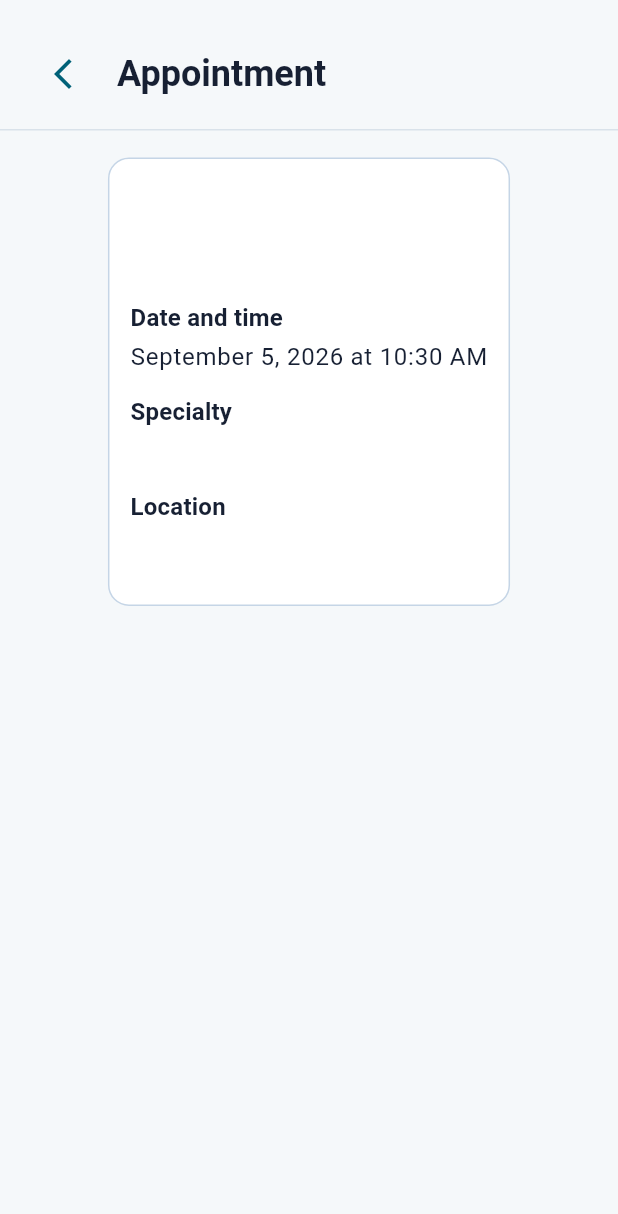
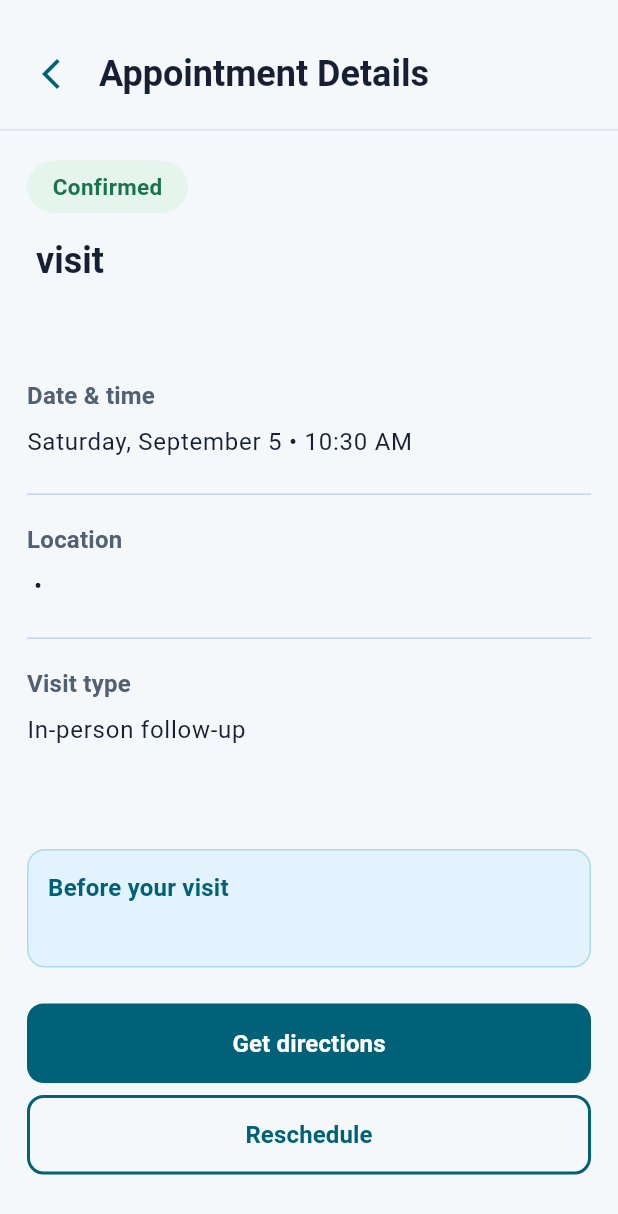
Before and after one commit to jayrahim/swen-661-clearview, a Flutter app: the AppointmentDetailScreen screen opened directly with empty values, on a phone screen of 412 x 824 dp. Shown: the top 1214 px of the screen. Run offline on Flutter 3.47's test engine with Material 3 defaults, Android fonts, the phone set to English and light mode, and no system bars; our stand-ins replace flutter_riverpod; Roboto replaces fonts that are missing (Arial).

Commit message:
feat(appointments): add list and detail workflow

```diff
--- a/flutter/lib/models/appointment.dart
+++ b/flutter/lib/models/appointment.dart
@@ -1,3 +1,20 @@
+enum AppointmentStatus {
+  confirmed('Confirmed'),
+  needsAction('Needs action');
+
+  const AppointmentStatus(this.label);
+  final String label;
+}
+
+enum VisitFormat {
+  inPersonFollowUp('In-person follow-up'),
+  virtualFollowUp('Virtual follow-up'),
+  inPersonAppointment('In-person appointment');
+
+  const VisitFormat(this.label);
+  final String label;
+}
+
 class Appointment {
   const Appointment({
     required this.id,
@@ -6,6 +23,9 @@ class Appointment {
     required this.location,
     required this.scheduledAt,
     required this.status,
+    required this.visitFormat,
+    required this.preparationNote,
+    this.locationDetail,
   });
 
   final String id;
@@ -13,5 +33,13 @@ class Appointment {
   final String specialty;
   final String location;
   final DateTime scheduledAt;
-  final String status;
+  final AppointmentStatus status;
+  final VisitFormat visitFormat;
+  final String preparationNote;
+  final String? locationDetail;
+
+  String get visitTitle => '$specialty visit';
+
+  String get locationLabel =>
+      locationDetail == null ? location : '$location • $locationDetail';
 }
--- a/flutter/lib/screens/appointment_detail_screen.dart
+++ b/flutter/lib/screens/appointment_detail_screen.dart
@@ -2,6 +2,7 @@ import 'package:flutter/material.dart';
 
 import '../models/appointment.dart';
 import '../theme/app_colors.dart';
+import '../utils/appointment_date_format.dart';
 import '../widgets/ui_components.dart';
 
 class AppointmentDetailScreen extends StatelessWidget {
@@ -15,16 +16,15 @@ class AppointmentDetailScreen extends StatelessWidget {
       child: Column(
         children: [
           Container(
-            padding: const EdgeInsets.fromLTRB(18, 25, 18, 13),
+            width: double.infinity,
+            padding: const EdgeInsets.fromLTRB(10, 25, 18, 13),
             decoration: const BoxDecoration(
               border: Border(bottom: BorderSide(color: Color(0xFFD9E2EA))),
             ),
             child: Row(
               children: [
-                Tooltip(
-                  message: 'Back to dashboard',
-                  child: IconButton(
-                    tooltip: 'Back to dashboard',
+                IconButton(
+                  tooltip: 'Back to appointments',
                   constraints: const BoxConstraints(
                     minWidth: 48,
                     minHeight: 48,
@@ -35,55 +35,115 @@ class AppointmentDetailScreen extends StatelessWidget {
                   ),
                   onPressed: () => Navigator.of(context).pop(),
                 ),
+                const SizedBox(width: 8),
+                Expanded(
+                  child: Text(
+                    'Appointment Details',
+                    style: Theme.of(context).textTheme.headlineMedium,
                   ),
-                const SizedBox(width: 12),
-                Text(
-                  'Appointment',
-                  style: Theme.of(context).textTheme.headlineMedium,
                 ),
               ],
             ),
           ),
           Expanded(
             child: SingleChildScrollView(
-              padding: const EdgeInsets.all(18),
-              child: Semantics(
+              padding: const EdgeInsets.fromLTRB(18, 20, 18, 28),
+              child: Column(
+                crossAxisAlignment: CrossAxisAlignment.start,
+                children: [
+                  Semantics(
+                    container: true,
                     label:
-                    'Appointment with ${appointment.clinicianName}, ${appointment.status}',
-                child: AppCard(
+                        '${appointment.status.label}, ${appointment.visitTitle}, ${appointment.clinicianName}',
                     child: ExcludeSemantics(
                       child: Column(
                         crossAxisAlignment: CrossAxisAlignment.start,
                         children: [
+                          AppointmentStatusPill(status: appointment.status),
+                          const SizedBox(height: 17),
                           Text(
-                          appointment.status,
-                          style: const TextStyle(
-                            color: AppColors.mintInk,
-                            fontWeight: FontWeight.w700,
+                            appointment.visitTitle,
+                            style: Theme.of(context).textTheme.headlineMedium,
                           ),
-                        ),
-                        const SizedBox(height: 16),
+                          const SizedBox(height: 9),
                           Text(
                             appointment.clinicianName,
-                          style: Theme.of(context).textTheme.headlineMedium,
-                        ),
-                        const SizedBox(height: 16),
-                        _DetailRow(
-                          label: 'Date and time',
-                          value: _formatDateTime(appointment.scheduledAt),
-                        ),
-                        _DetailRow(
-                          label: 'Specialty',
-                          value: appointment.specialty,
-                        ),
-                        _DetailRow(
-                          label: 'Location',
-                          value: appointment.location,
+                            style: Theme.of(context).textTheme.titleLarge,
                           ),
                         ],
                       ),
                     ),
                   ),
+                  const SizedBox(height: 29),
+                  _DetailSection(
+                    label: 'Date & time',
+                    value: appointmentDetailLabel(appointment.scheduledAt),
+                  ),
+                  _DetailSection(
+                    label: 'Location',
+                    value: appointment.locationLabel,
+                  ),
+                  _DetailSection(
+                    label: 'Visit type',
+                    value: appointment.visitFormat.label,
+                    showDivider: false,
+                  ),
+                  const SizedBox(height: 27),
+                  Container(
+                    width: double.infinity,
+                    padding: const EdgeInsets.all(13),
+                    decoration: BoxDecoration(
+                      color: AppColors.infoBackground,
+                      border: Border.all(color: AppColors.infoBorder),
+                      borderRadius: BorderRadius.circular(12),
+                    ),
+                    child: Column(
+                      crossAxisAlignment: CrossAxisAlignment.start,
+                      children: [
+                        Text(
+                          'Before your visit',
+                          style: Theme.of(context).textTheme.titleMedium
+                              ?.copyWith(color: AppColors.primary),
+                        ),
+                        const SizedBox(height: 8),
+                        Text(
+                          appointment.preparationNote,
+                          style: Theme.of(context).textTheme.bodyLarge,
+                        ),
+                      ],
+                    ),
+                  ),
+                  const SizedBox(height: 24),
+                  PrimaryButton(
+                    label: 'Get directions',
+                    onPressed: () => _showPrototypeMessage(
+                      context,
+                      'Directions are not available in this prototype.',
+                    ),
+                  ),
+                  const SizedBox(height: 8),
+                  SizedBox(
+                    width: double.infinity,
+                    height: 53,
+                    child: OutlinedButton(
+                      onPressed: () => _showPrototypeMessage(
+                        context,
+                        'Rescheduling is not available in this prototype.',
+                      ),
+                      style: OutlinedButton.styleFrom(
+                        foregroundColor: AppColors.primary,
+                        side: const BorderSide(
+                          color: AppColors.primary,
+                          width: 2,
+                        ),
+                        shape: RoundedRectangleBorder(
+                          borderRadius: BorderRadius.circular(11),
+                        ),
+                      ),
+                      child: const Text('Reschedule'),
+                    ),
+                  ),
+                ],
               ),
             ),
           ),
@@ -93,39 +153,40 @@ class AppointmentDetailScreen extends StatelessWidget {
   );
 }
 
-String _formatDateTime(DateTime dateTime) {
-  const months = [
-    'January',
-    'February',
-    'March',
-    'April',
-    'May',
-    'June',
-    'July',
-    'August',
-    'September',
-    'October',
-    'November',
-    'December',
-  ];
-  final hour = dateTime.hour % 12 == 0 ? 12 : dateTime.hour % 12;
-  final minute = dateTime.minute.toString().padLeft(2, '0');
-  final period = dateTime.hour >= 12 ? 'PM' : 'AM';
-  return '${months[dateTime.month - 1]} ${dateTime.day}, ${dateTime.year} at $hour:$minute $period';
+void _showPrototypeMessage(BuildContext context, String message) {
+  ScaffoldMessenger.of(context).showSnackBar(SnackBar(content: Text(message)));
 }
 
-class _DetailRow extends StatelessWidget {
-  const _DetailRow({required this.label, required this.value});
+class _DetailSection extends StatelessWidget {
+  const _DetailSection({
+    required this.label,
+    required this.value,
+    this.showDivider = true,
+  });
+
   final String label;
   final String value;
+  final bool showDivider;
+
   @override
-  Widget build(BuildContext context) => Padding(
-    padding: const EdgeInsets.only(bottom: 16),
+  Widget build(BuildContext context) => Container(
+    width: double.infinity,
+    padding: const EdgeInsets.only(bottom: 25),
+    margin: const EdgeInsets.only(bottom: 18),
+    decoration: BoxDecoration(
+      border: showDivider
+          ? const Border(bottom: BorderSide(color: AppColors.border))
+          : null,
+    ),
     child: Column(
       crossAxisAlignment: CrossAxisAlignment.start,
       children: [
-        Text(label, style: Theme.of(context).textTheme.titleMedium),
-        const SizedBox(height: 4),
+        Text(
+          label,
+          style: Theme.of(context).textTheme.titleMedium
+              ?.copyWith(color: AppColors.mutedInk),
+        ),
+        const SizedBox(height: 9),
         Text(value, style: Theme.of(context).textTheme.bodyLarge),
       ],
     ),
--- a/flutter/lib/theme/app_colors.dart
+++ b/flutter/lib/theme/app_colors.dart
@@ -14,5 +14,6 @@ abstract final class AppColors {
   static const aqua = Color(0xFFD9F4F8);
   static const blueTile = Color(0xFFE4F2FC);
   static const yellowTile = Color(0xFFFFF2D6);
+  static const warningInk = Color(0xFF9B5800);
   static const purpleTile = Color(0xFFF3EBF8);
 }
--- /dev/null
+++ b/flutter/lib/utils/appointment_date_format.dart
@@ -0,0 +1,54 @@
+String appointmentTimeLabel(DateTime dateTime) {
+  final hour = dateTime.hour % 12 == 0 ? 12 : dateTime.hour % 12;
+  final minute = dateTime.minute.toString().padLeft(2, '0');
+  final period = dateTime.hour >= 12 ? 'PM' : 'AM';
+  return '$hour:$minute $period';
+}
+
+String appointmentBadgeLabel(DateTime dateTime) {
+  const months = [
+    'JAN',
+    'FEB',
+    'MAR',
+    'APR',
+    'MAY',
+    'JUN',
+    'JUL',
+    'AUG',
+    'SEP',
+    'OCT',
+    'NOV',
+    'DEC',
+  ];
+  return '${months[dateTime.month - 1]} ${dateTime.day}';
+}
+
+String appointmentAccessibilityLabel(DateTime dateTime) =>
+    '${appointmentBadgeLabel(dateTime)} at ${appointmentTimeLabel(dateTime)}';
+
+String appointmentDetailLabel(DateTime dateTime) {
+  const weekdays = [
+    'Monday',
+    'Tuesday',
+    'Wednesday',
+    'Thursday',
+    'Friday',
+    'Saturday',
+    'Sunday',
+  ];
+  const months = [
+    'January',
+    'February',
+    'March',
+    'April',
+    'May',
+    'June',
+    'July',
+    'August',
+    'September',
+    'October',
+    'November',
+    'December',
+  ];
+  return '${weekdays[dateTime.weekday - 1]}, ${months[dateTime.month - 1]} ${dateTime.day} • ${appointmentTimeLabel(dateTime)}';
+}
--- a/flutter/lib/widgets/ui_components.dart
+++ b/flutter/lib/widgets/ui_components.dart
@@ -1,5 +1,6 @@
 import 'package:flutter/material.dart';
 
+import '../models/appointment.dart';
 import '../models/quick_access_item.dart';
 import '../theme/app_colors.dart';
 
@@ -88,6 +89,44 @@ class StatusPill extends StatelessWidget {
       style: TextStyle(color: foregroundColor, fontWeight: FontWeight.w700),
     ),
   );
+}
+
+class AppointmentStatusPill extends StatelessWidget {
+  const AppointmentStatusPill({super.key, required this.status});
+
+  final AppointmentStatus status;
+
+  @override
+  Widget build(BuildContext context) {
+    final style = AppointmentStatusStyle.forStatus(status);
+    return StatusPill(
+      label: status.label,
+      backgroundColor: style.background,
+      foregroundColor: style.foreground,
+    );
+  }
+}
+
+class AppointmentStatusStyle {
+  const AppointmentStatusStyle._(this.background, this.foreground);
+
+  final Color background;
+  final Color foreground;
+
+  static const _confirmed = AppointmentStatusStyle._(
+    AppColors.mint,
+    AppColors.mintInk,
+  );
+  static const _needsAction = AppointmentStatusStyle._(
+    AppColors.yellowTile,
+    AppColors.warningInk,
+  );
+
+  static AppointmentStatusStyle forStatus(AppointmentStatus status) =>
+      switch (status) {
+        AppointmentStatus.confirmed => _confirmed,
+        AppointmentStatus.needsAction => _needsAction,
+      };
 }
 
 class QuickAccessTile extends StatelessWidget {
@@ -194,9 +233,20 @@ class AccessibilityOptionCard extends StatelessWidget {
   }
 }
 
+enum ClearViewNavigationItem { home, visits, messages, records, settings }
+
 class ClearViewBottomNavigation extends StatelessWidget {
-  const ClearViewBottomNavigation({super.key, required this.onSettingsTap});
+  const ClearViewBottomNavigation({
+    super.key,
+    required this.onSettingsTap,
+    this.onHomeTap,
+    this.onVisitsTap,
+    this.selectedItem = ClearViewNavigationItem.home,
+  });
   final VoidCallback onSettingsTap;
+  final VoidCallback? onHomeTap;
+  final VoidCallback? onVisitsTap;
+  final ClearViewNavigationItem selectedItem;
 
   @override
   Widget build(BuildContext context) {
@@ -209,13 +259,24 @@ class ClearViewBottomNavigation extends StatelessWidget {
       ),
       child: Row(
         children: [
-          const _NavItem(icon: Icons.circle, label: 'Home', isSelected: true),
-          const _NavItem(icon: Icons.calendar_today_outlined, label: 'Visits'),
+          _NavItem(
+            icon: Icons.circle,
+            label: 'Home',
+            isSelected: selectedItem == ClearViewNavigationItem.home,
+            onTap: onHomeTap,
+          ),
+          _NavItem(
+            icon: Icons.calendar_today_outlined,
+            label: 'Visits',
+            isSelected: selectedItem == ClearViewNavigationItem.visits,
+            onTap: onVisitsTap,
+          ),
           const _NavItem(icon: Icons.mail_outline, label: 'Messages'),
           const _NavItem(icon: Icons.view_headline_outlined, label: 'Records'),
           _NavItem(
             icon: Icons.settings,
             label: 'Settings',
+            isSelected: selectedItem == ClearViewNavigationItem.settings,
             onTap: onSettingsTap,
           ),
         ],
```
Also changed, not shown: flutter/lib/repositories/mock_repositories.dart (+23 -5 lines), flutter/lib/screens/appointments_screen.dart (added, +206 -0 lines), flutter/lib/screens/dashboard_screen.dart (+11 -7 lines), 4 other files. Lines whose indentation alone changed are shown as unchanged.
